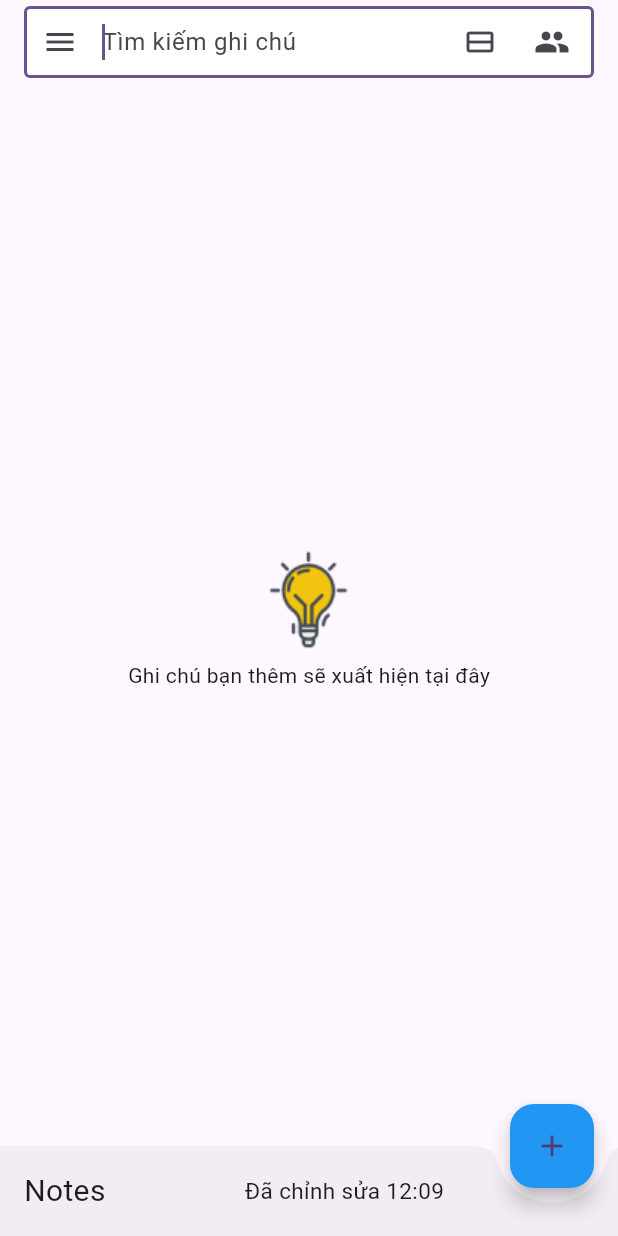
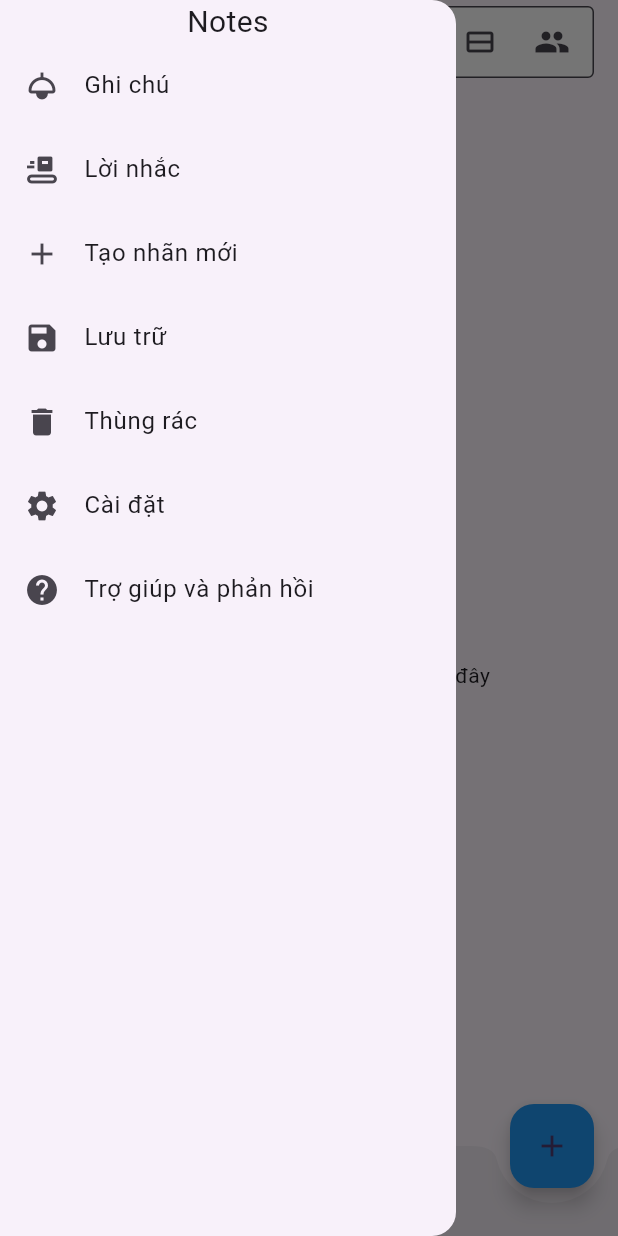
Before and after one commit to phamkhoa12332112/Notes-App, a Flutter app: the screen it shows after launch, with the side drawer open (before the commit the screen has no drawer), on a phone screen of 412 x 824 dp. Run offline on Flutter 3.47's test engine with Material 3 defaults, Android fonts, the phone set to English and light mode, and no system bars.

Commit message:
feature_create_side_bar

```diff
--- a/lib/presentation/home/HomeScreen.dart
+++ b/lib/presentation/home/HomeScreen.dart
@@ -2,6 +2,8 @@ import 'package:flutter/material.dart';
 import 'package:tesst/resources/assets_manager.dart';
 import 'package:tesst/resources/sizes_manager.dart';
 import 'package:tesst/resources/strings_manager.dart';
+
+import '../sidebar/SideBar.dart';
 
 class HomeScreen extends StatelessWidget {
   const HomeScreen({super.key});
@@ -9,6 +11,7 @@ class HomeScreen extends StatelessWidget {
   @override
   Widget build(BuildContext context) {
     return Scaffold(
+      drawer: Sidebar(),
       appBar: AppBar(
         title: TextField(
           autofocus: true,
@@ -18,10 +21,6 @@ class HomeScreen extends StatelessWidget {
               fillColor: Colors.white,
               contentPadding: const EdgeInsets.all(SizesManager.p12),
               border: const OutlineInputBorder(),
-              prefixIcon: IconButton(
-                icon: const Icon(Icons.menu),
-                onPressed: () {},
-              ),
               suffixIcon: SizedBox(
                 width: SizesManager.w100,
                 child: Row(
--- /dev/null
+++ b/lib/presentation/sidebar/ListTitle.dart
@@ -0,0 +1,16 @@
+import 'package:flutter/material.dart';
+
+class Listtitle extends StatelessWidget {
+  String text;
+  Widget icon;
+
+  Listtitle({super.key, required this.text, required this.icon});
+
+  @override
+  Widget build(BuildContext context) {
+    return ListTile(
+      leading: icon,
+      title: Text(text),
+    );
+  }
+}
--- /dev/null
+++ b/lib/presentation/sidebar/SideBar.dart
@@ -0,0 +1,30 @@
+import 'package:flutter/material.dart';
+import 'package:tesst/presentation/sidebar/ListTitle.dart';
+import 'package:tesst/resources/sizes_manager.dart';
+import 'package:tesst/resources/strings_manager.dart';
+
+class Sidebar extends StatelessWidget {
+  const Sidebar({super.key});
+
+  @override
+  Widget build(BuildContext context) {
+    return Drawer(
+      child: ListView(
+        children: [
+          Text(
+            textAlign: TextAlign.center,
+            style: TextStyle(fontSize: SizesManager.s20),
+              StringsManger.app_name
+          ),
+          Listtitle(text: StringsManger.noted, icon: Icon(Icons.light)),
+          Listtitle(text: StringsManger.remind, icon: Icon(Icons.conveyor_belt)),
+          Listtitle(text: StringsManger.add_lable, icon: Icon(Icons.add)),
+          Listtitle(text: StringsManger.save, icon: Icon(Icons.save)),
+          Listtitle(text: StringsManger.delete, icon: Icon(Icons.delete)),
+          Listtitle(text: StringsManger.setting, icon: Icon(Icons.settings)),
+          Listtitle(text: StringsManger.help, icon: Icon(Icons.help))
+        ],
+      ),
+    );
+  }
+}
--- a/lib/resources/strings_manager.dart
+++ b/lib/resources/strings_manager.dart
@@ -3,4 +3,12 @@ class StringsManger {
   static const String searchText_home = "Tìm kiếm ghi chú";
   static const String app_name = "Notes";
   static const String update_home = "Đã chỉnh sửa 12:09";
+
+  static const String noted = "Ghi chú";
+  static const String remind = "Lời nhắc";
+  static const String add_lable = "Tạo nhãn mới";
+  static const String save = "Lưu trữ";
+  static const String delete = "Thùng rác";
+  static const String setting = "Cài đặt";
+  static const String help = "Trợ giúp và phản hồi";
 }
```
